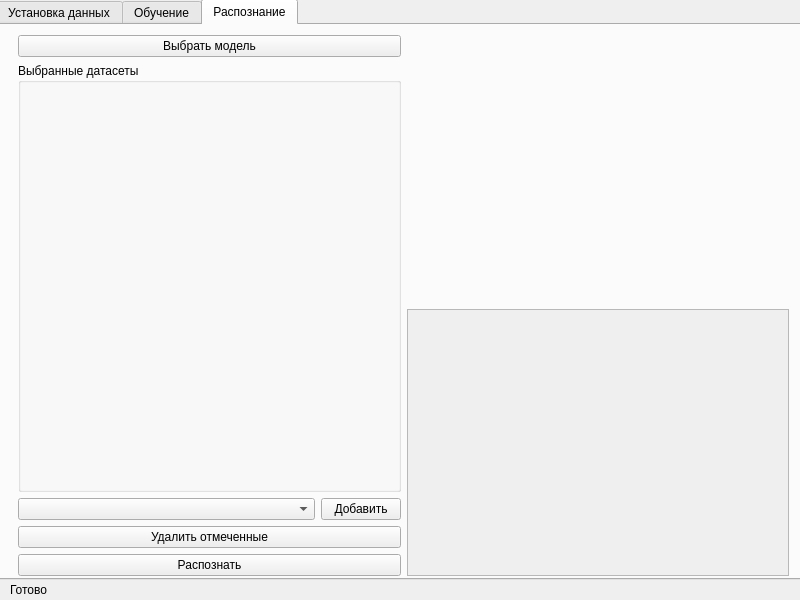
The window that form.ui (IvKormak/leti_spiketest) describes before a commit, drawn with Qt 5.
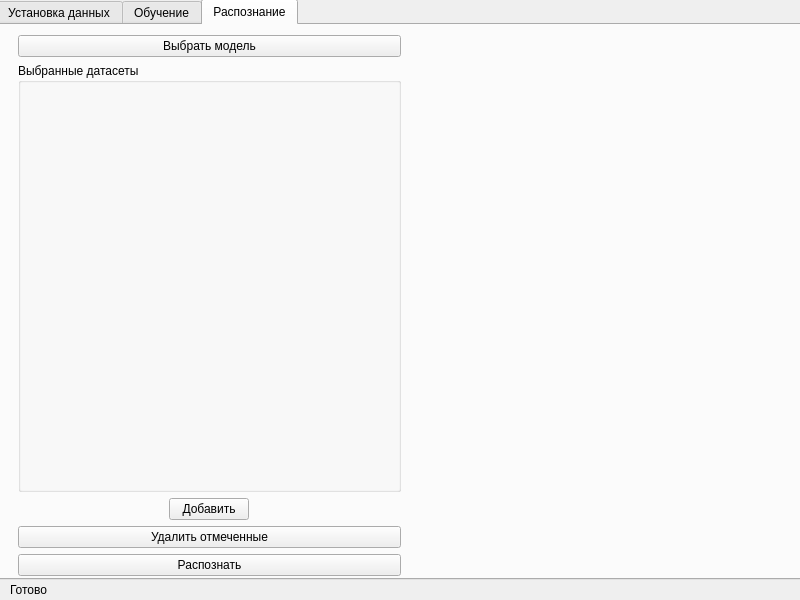
The same window after the commit. The open tabs and pages were chosen to show the change.

```diff
--- a/form.ui
+++ b/form.ui
@@ -532,13 +532,6 @@
         </item>
         <item>
          <layout class="QHBoxLayout" name="horizontalLayout_5">
-          <item>
-           <widget class="QComboBox" name="datasetCombo_2">
-            <property name="placeholderText">
-             <string>-- Выбрать датасет --</string>
-            </property>
-           </widget>
-          </item>
           <item>
            <widget class="QPushButton" name="addSet">
             <property name="sizePolicy">
@@ -580,26 +573,10 @@
          </widget>
         </item>
         <item>
-         <widget class="QScrollArea" name="answers">
-          <property name="sizePolicy">
-           <sizepolicy hsizetype="Minimum" vsizetype="Minimum">
-            <horstretch>0</horstretch>
-            <verstretch>0</verstretch>
-           </sizepolicy>
+         <widget class="QLabel" name="answers">
+          <property name="text">
+           <string/>
           </property>
-          <property name="widgetResizable">
-           <bool>true</bool>
-          </property>
-          <widget class="QWidget" name="scrollAreaWidgetContents">
-           <property name="geometry">
-            <rect>
-             <x>0</x>
-             <y>0</y>
-             <width>377</width>
-             <height>263</height>
-            </rect>
-           </property>
-          </widget>
          </widget>
         </item>
        </layout>
```
Left out of the diff: 8 changed lines with no effect on the pictures.
